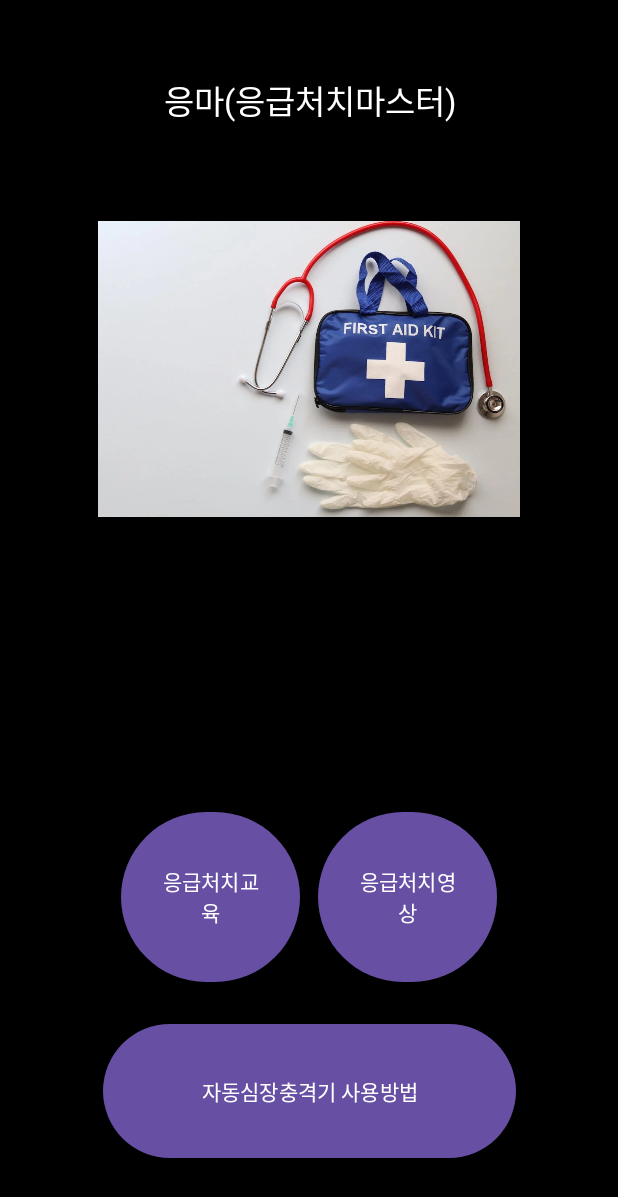
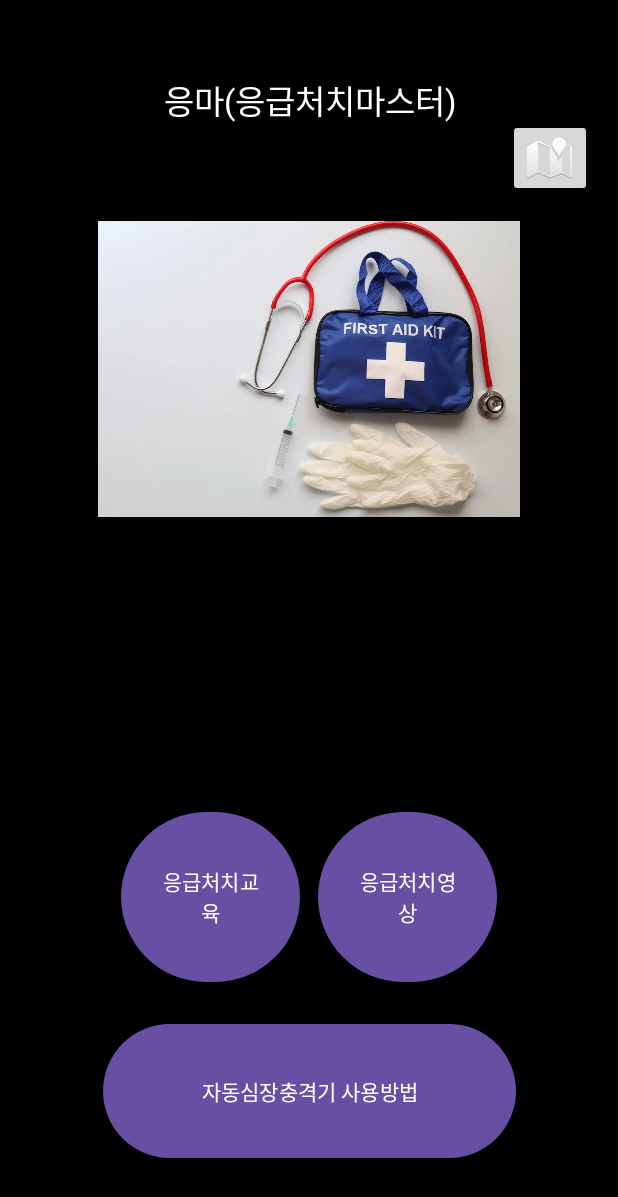
Before and after one commit to pjy0308/FirstAidMaster, an Android app: the screen it shows after launch (MainActivity), on a phone screen of 412 x 824 dp. Shown: the top 1197 px of the screen. Run offline under Robolectric (Android 15) with nearby library versions, the phone set to English and light mode, and no system bars.

Commit message:
네이버 지도 구현

```diff
--- a/app/build.gradle
+++ b/app/build.gradle
@@ -41,4 +41,8 @@ dependencies {
     testImplementation 'junit:junit:4.13.2'
     androidTestImplementation 'androidx.test.ext:junit:1.1.5'
     androidTestImplementation 'androidx.test.espresso:espresso-core:3.5.1'
+    // 네이버 지도 SDK
+    implementation 'com.naver.maps:map-sdk:3.17.0'
+    // 네이버 지도 위치 추적
+    implementation "com.google.android.gms:play-services-location:21.0.1"
 }
--- a/app/src/main/java/com/example/firstaidmaster/MainActivity.kt
+++ b/app/src/main/java/com/example/firstaidmaster/MainActivity.kt
@@ -4,11 +4,13 @@ import android.content.Intent
 import androidx.appcompat.app.AppCompatActivity
 import android.os.Bundle
 import android.widget.Button
+import android.widget.ImageButton
 
 class MainActivity : AppCompatActivity() {
     lateinit var FirstAidEducation: Button
     lateinit var FirstAidVideo: Button
     lateinit var HowToUseAED: Button
+    lateinit var imageButton: ImageButton
 
     override fun onCreate(savedInstanceState: Bundle?) {
         super.onCreate(savedInstanceState)
@@ -17,6 +19,7 @@ class MainActivity : AppCompatActivity() {
         FirstAidEducation = findViewById(R.id.FirtstAidEducation)
         FirstAidVideo = findViewById(R.id.FirstAidVideo)
         HowToUseAED = findViewById(R.id.HowToUseAED)
+        imageButton = findViewById<ImageButton>(R.id.imageButton2)
 
         FirstAidEducation.setOnClickListener {
             val intent = Intent(this, FirstAidList::class.java)
@@ -27,5 +30,10 @@ class MainActivity : AppCompatActivity() {
             val intent = Intent(this, aedInstruction::class.java)
             startActivity(intent)
         }
+
+        imageButton.setOnClickListener {
+            val intent = Intent(this, aedMap::class.java)
+            startActivity(intent)
+        }
     }
 }
--- a/app/src/main/res/layout/activity_main.xml
+++ b/app/src/main/res/layout/activity_main.xml
@@ -67,4 +67,15 @@
         app:layout_constraintStart_toStartOf="parent"
         app:layout_constraintTop_toBottomOf="@+id/appTitle"
         app:srcCompat="@drawable/img" />
+
+    <ImageButton
+        android:id="@+id/imageButton2"
+        android:layout_width="wrap_content"
+        android:layout_height="wrap_content"
+        android:layout_marginTop="79dp"
+        android:layout_marginEnd="17dp"
+        app:layout_constraintEnd_toEndOf="parent"
+        app:layout_constraintTop_toTopOf="parent"
+        app:srcCompat="@android:drawable/ic_dialog_map"
+        tools:ignore="SpeakableTextPresentCheck"/>
 </androidx.constraintlayout.widget.ConstraintLayout>
--- a/app/src/main/res/layout/text_color_layout.xml
+++ b/app/src/main/res/layout/text_color_layout.xml
@@ -5,9 +5,9 @@
     android:layout_width="match_parent"
     android:layout_height="match_parent"
     android:background="@color/black"
-    android:text="심폐소생술"
     android:padding="20sp"
     android:paddingBottom="20sp"
+    android:text="심폐소생술"
     android:textColor="@color/white"
     android:textSize="24sp">
 
--- a/settings.gradle
+++ b/settings.gradle
@@ -10,6 +10,9 @@ dependencyResolutionManagement {
     repositories {
         google()
         mavenCentral()
+        maven {
+            url 'https://naver.jfrog.io/artifactory/maven/'
+        }
     }
 }
 rootProject.name = "FirstAidMaster"
```
Also changed, not shown: app/src/main/AndroidManifest.xml (+10 -0 lines), app/src/main/java/com/example/firstaidmaster/aedMap.kt (added, +46 -0 lines), app/src/main/res/layout/activity_aed_map.xml (added, +17 -0 lines).
